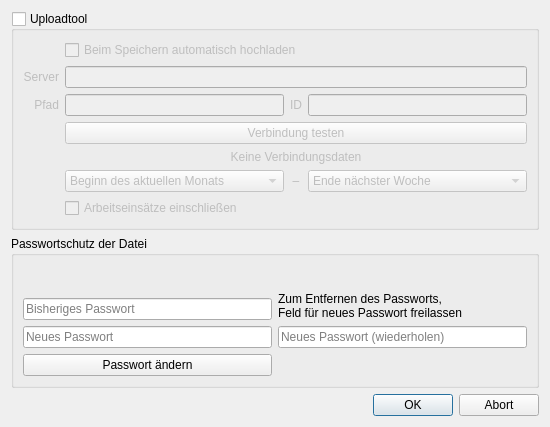
The window that Programm/epl_gui/filesettingsdialog.ui (philjosch/Einsatzplaner) describes before a commit, drawn with Qt 5.
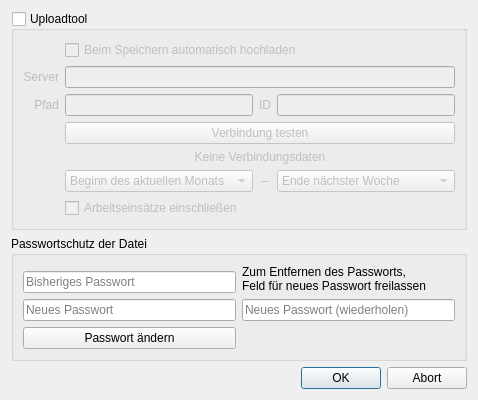
The same window after the commit.

Commit message:
Fenster minimal verbessert
Diverse Fenster optimiert und überflüssige Einstellungen entfernt.

Patch:
```diff
--- a/Programm/epl_gui/filesettingsdialog.ui
+++ b/Programm/epl_gui/filesettingsdialog.ui
@@ -5,26 +5,6 @@
   <property name="windowModality">
    <enum>Qt::WindowModal</enum>
   </property>
-  <property name="geometry">
-   <rect>
-    <x>0</x>
-    <y>0</y>
-    <width>550</width>
-    <height>427</height>
-   </rect>
-  </property>
-  <property name="minimumSize">
-   <size>
-    <width>550</width>
-    <height>427</height>
-   </size>
-  </property>
-  <property name="maximumSize">
-   <size>
-    <width>550</width>
-    <height>427</height>
-   </size>
-  </property>
   <property name="windowTitle">
    <string>Dialog</string>
   </property>
@@ -97,12 +77,6 @@
       </item>
       <item row="6" column="1" colspan="3">
        <widget class="QCheckBox" name="checkActivity">
-        <property name="minimumSize">
-         <size>
-          <width>0</width>
-          <height>20</height>
-         </size>
-        </property>
         <property name="text">
          <string>Arbeitseinsätze einschließen</string>
         </property>
```
The commit also changes 2 other files.
